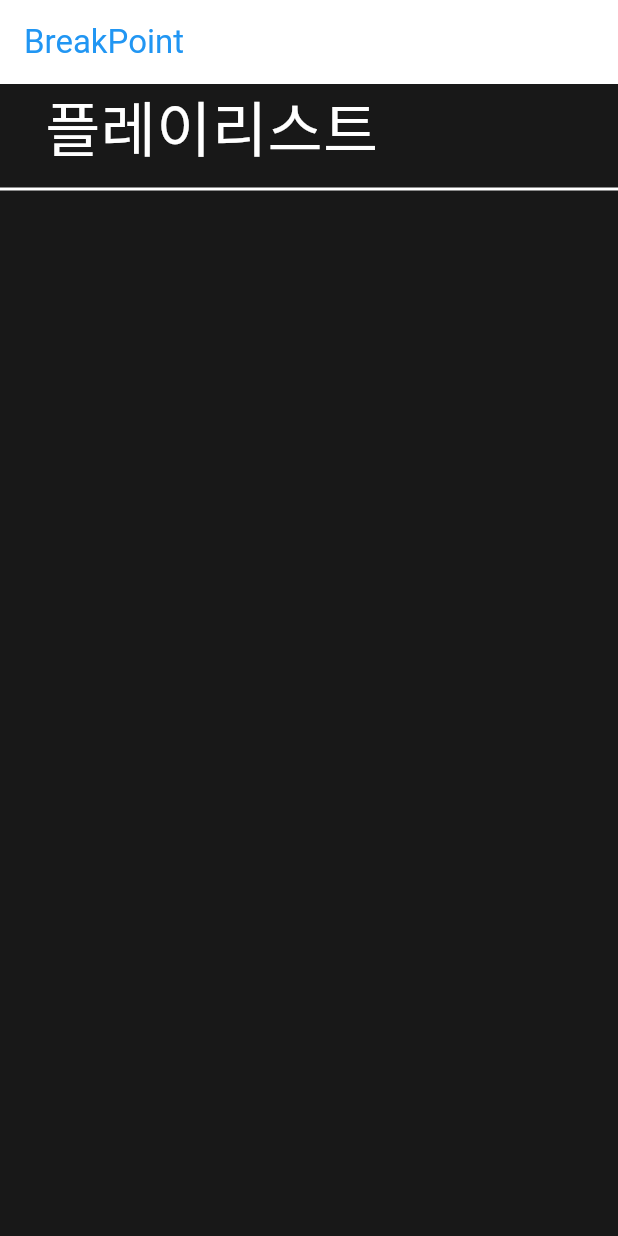
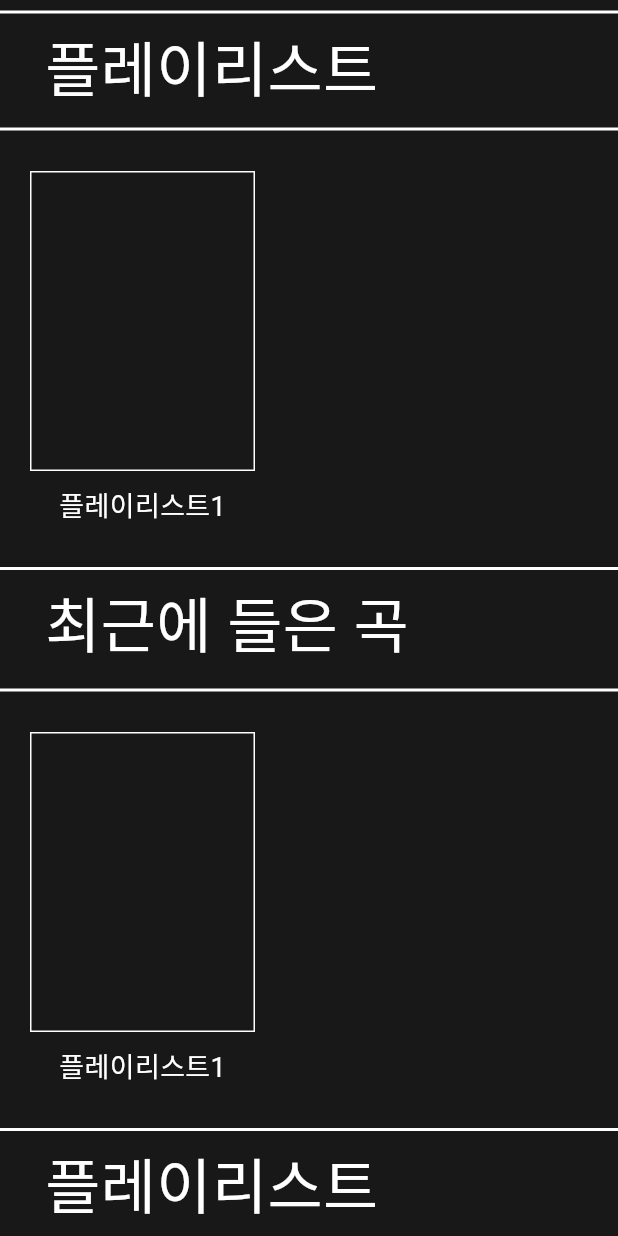
Before and after one commit to SungminPark1997/break-point, a Flutter app: the screen it shows after launch, on a phone screen of 412 x 824 dp. Run offline on Flutter 3.47's test engine with Material 3 defaults, Android fonts, the phone set to English and light mode, and no system bars.

Commit message:
add content_list widget

```diff
--- a/lib/main.dart
+++ b/lib/main.dart
@@ -1,3 +1,4 @@
+import 'package:breakpoint/widgets/content_list.dart';
 import 'package:breakpoint/widgets/title.dart';
 import 'package:flutter/material.dart';
 
@@ -17,21 +18,21 @@ class MyApp extends StatelessWidget {
           colorScheme: ColorScheme.fromSeed(seedColor: Colors.deepPurple),
           useMaterial3: true,
         ),
-        home: Scaffold(
-            appBar: AppBar(
-              title: const Text(
-                'BreakPoint',
-                style: TextStyle(color: Colors.blue),
-              ), // 앱바 제목
-              backgroundColor: Colors.white, // 앱바 배경색
-            ),
-            backgroundColor: const Color(
+        home: const Scaffold(
+            backgroundColor: Color(
               0xFF181818,
             ),
-            body: const Column(
-              children: [
-                TitleWidget(title: "플레이리스트"),
-              ],
+            body: SingleChildScrollView(
+              child: Column(
+                children: [
+                  TitleWidget(title: "플레이리스트"),
+                  ContentList(),
+                  TitleWidget(title: "최근에 들은 곡"),
+                  ContentList(),
+                  TitleWidget(title: "플레이리스트"),
+                  ContentList(),
+                ],
+              ),
             )));
   }
 }
--- /dev/null
+++ b/lib/widgets/card.dart
@@ -0,0 +1,36 @@
+import 'package:flutter/material.dart';
+
+class CardWidget extends StatelessWidget {
+  //final String imageUrl;
+  final String text;
+
+  const CardWidget({super.key, required this.text});
+
+  @override
+  Widget build(BuildContext context) {
+    return Column(
+      children: [
+        // 사각형 컨테이너 안에 이미지
+        Container(
+          width: 150, // 사각형의 너비
+          height: 200, // 사각형의 높이
+          decoration: BoxDecoration(
+            border: Border.all(color: Colors.white), // 사각형의 테두리 색상
+          ),
+          /*child: Image.network(
+            imageUrl,
+            fit: BoxFit.cover, // 이미지를 사각형 안에 맞춤
+          ),*/
+        ),
+        const SizedBox(height: 10), // 이미지와 텍스트 사이의 간격
+        Text(
+          text,
+          style: const TextStyle(
+            fontSize: 18,
+            color: Colors.white,
+          ), // 텍스트 스타일
+        ),
+      ],
+    );
+  }
+}
--- /dev/null
+++ b/lib/widgets/content_list.dart
@@ -0,0 +1,28 @@
+import 'package:breakpoint/widgets/card.dart';
+import 'package:flutter/material.dart';
+
+class ContentList extends StatelessWidget {
+  const ContentList({super.key});
+
+  @override
+  Widget build(BuildContext context) {
+    return const Column(
+      children: [
+        SizedBox(
+          height: 20,
+        ),
+        Row(
+          children: [
+            SizedBox(
+              width: 20,
+            ),
+            CardWidget(text: "플레이리스트1"),
+          ],
+        ),
+        SizedBox(
+          height: 20,
+        ),
+      ],
+    );
+  }
+}
--- a/lib/widgets/title.dart
+++ b/lib/widgets/title.dart
@@ -10,6 +10,10 @@ class TitleWidget extends StatelessWidget {
     return Column(
       crossAxisAlignment: CrossAxisAlignment.start,
       children: [
+        const Divider(
+          color: Colors.white, // 경계선의 색상
+          thickness: 2, // 경계선의 두께
+        ),
         Row(
           children: [
             const SizedBox(
```
